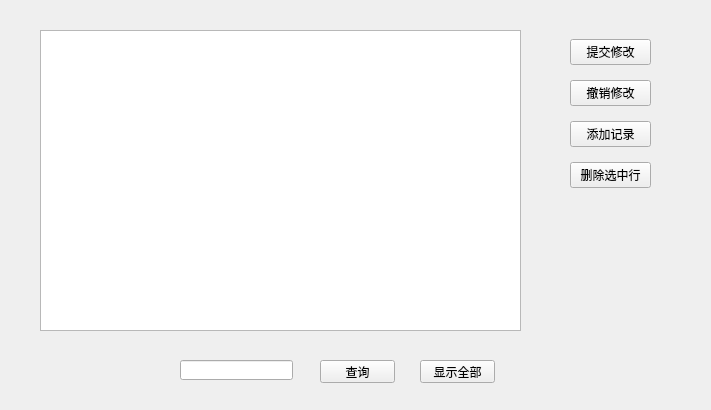
Qt form FruitManager/dialogsupplier.ui (database-class-assistants/c-sFruitManager) before a commit.
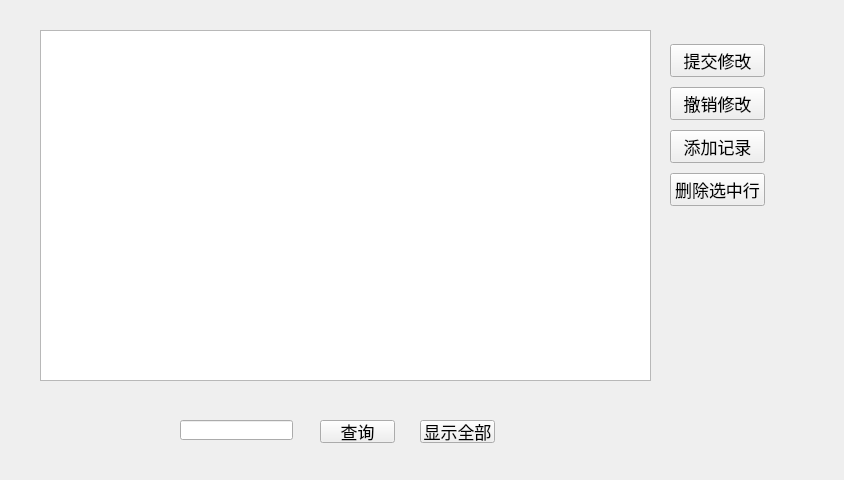
The same form after that commit.

```diff
--- a/FruitManager/dialogsupplier.ui
+++ b/FruitManager/dialogsupplier.ui
@@ -6,8 +6,8 @@
    <rect>
     <x>0</x>
     <y>0</y>
-    <width>711</width>
-    <height>410</height>
+    <width>844</width>
+    <height>480</height>
    </rect>
   </property>
   <property name="windowTitle">
@@ -18,23 +18,33 @@
     <rect>
      <x>40</x>
      <y>30</y>
-     <width>481</width>
-     <height>301</height>
+     <width>611</width>
+     <height>351</height>
     </rect>
    </property>
+   <property name="font">
+    <font>
+     <pointsize>13</pointsize>
+    </font>
+   </property>
   </widget>
   <widget class="QWidget" name="verticalLayoutWidget">
    <property name="geometry">
     <rect>
-     <x>570</x>
-     <y>30</y>
-     <width>81</width>
+     <x>670</x>
+     <y>40</y>
+     <width>95</width>
      <height>171</height>
     </rect>
    </property>
    <layout class="QVBoxLayout" name="verticalLayout">
     <item>
      <widget class="QPushButton" name="pushButton_6">
+      <property name="font">
+       <font>
+        <pointsize>13</pointsize>
+       </font>
+      </property>
       <property name="text">
        <string>提交修改</string>
       </property>
@@ -42,6 +52,11 @@
     </item>
     <item>
      <widget class="QPushButton" name="pushButton">
+      <property name="font">
+       <font>
+        <pointsize>13</pointsize>
+       </font>
+      </property>
       <property name="text">
        <string>撤销修改</string>
       </property>
@@ -49,6 +64,11 @@
     </item>
     <item>
      <widget class="QPushButton" name="pushButton_5">
+      <property name="font">
+       <font>
+        <pointsize>13</pointsize>
+       </font>
+      </property>
       <property name="text">
        <string>添加记录</string>
       </property>
@@ -56,6 +76,11 @@
     </item>
     <item>
      <widget class="QPushButton" name="pushButton_2">
+      <property name="font">
+       <font>
+        <pointsize>13</pointsize>
+       </font>
+      </property>
       <property name="text">
        <string>删除选中行</string>
       </property>
@@ -67,11 +92,16 @@
    <property name="geometry">
     <rect>
      <x>320</x>
-     <y>360</y>
+     <y>420</y>
      <width>75</width>
      <height>23</height>
     </rect>
    </property>
+   <property name="font">
+    <font>
+     <pointsize>13</pointsize>
+    </font>
+   </property>
    <property name="text">
     <string>查询</string>
    </property>
@@ -80,11 +110,16 @@
    <property name="geometry">
     <rect>
      <x>420</x>
-     <y>360</y>
+     <y>420</y>
      <width>75</width>
      <height>23</height>
     </rect>
    </property>
+   <property name="font">
+    <font>
+     <pointsize>13</pointsize>
+    </font>
+   </property>
    <property name="text">
     <string>显示全部</string>
    </property>
@@ -93,11 +128,16 @@
    <property name="geometry">
     <rect>
      <x>180</x>
-     <y>360</y>
+     <y>420</y>
      <width>113</width>
      <height>20</height>
     </rect>
    </property>
+   <property name="font">
+    <font>
+     <pointsize>13</pointsize>
+    </font>
+   </property>
   </widget>
  </widget>
  <resources/>
```
